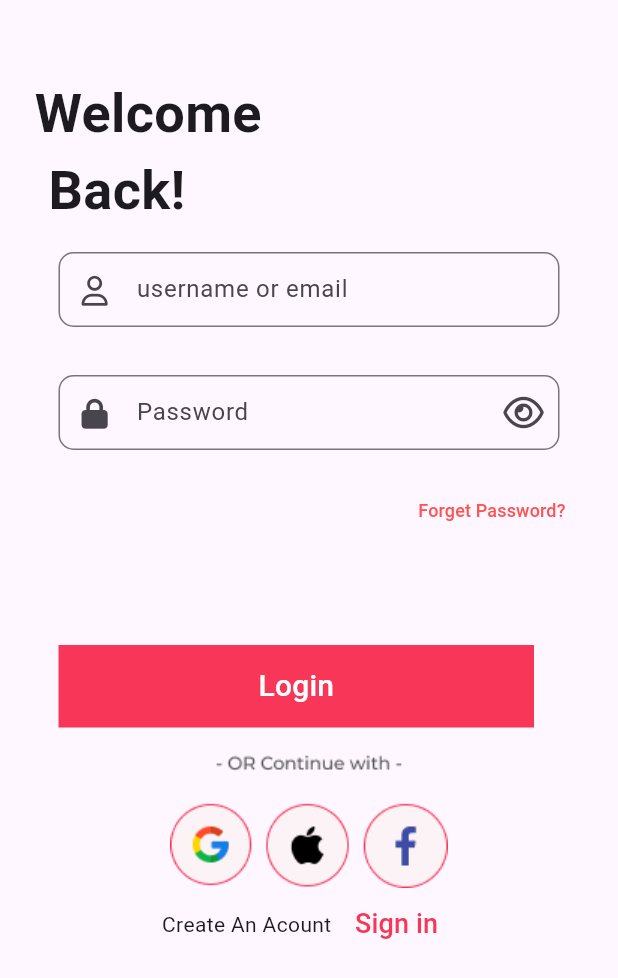
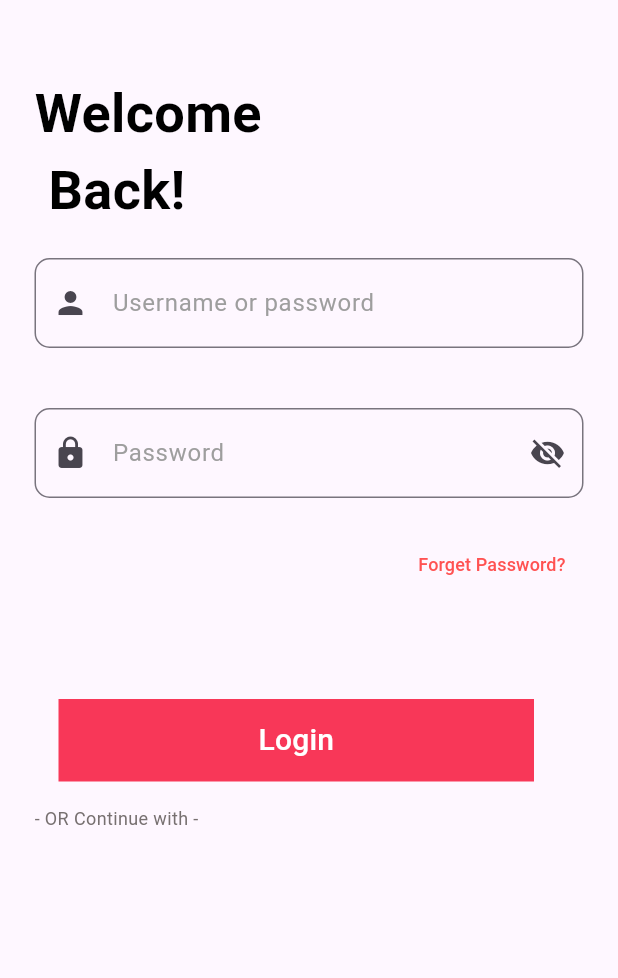
Before and after one commit to kerollos-eid1/UI-shopping, a Flutter app: the screen it shows after launch, after a tap on "Skip", on a phone screen of 412 x 824 dp. Shown: the top 978 px of the screen. Run offline on Flutter 3.47's test engine with Material 3 defaults, Android fonts, the phone set to English and light mode, and no system bars; our stand-ins replace go_router.

Commit message:
refactor all file and create sign up screen

```diff
--- a/lib/core/utils/App_router.dart
+++ b/lib/core/utils/App_router.dart
@@ -1,5 +1,7 @@
 import 'package:go_router/go_router.dart';
+import 'package:ui_shop/feature/Login/presentation/views/forget_pass.dart';
 import 'package:ui_shop/feature/Login/presentation/views/login.dart';
+import 'package:ui_shop/feature/Login/presentation/views/sign_up.dart';
 
 import 'package:ui_shop/feature/splash/presentation/views/Splash_View.dart';
 
@@ -8,6 +10,8 @@ import 'package:ui_shop/feature/splash/presentation/views/splash_veiw_frist.dart
 abstract class AppRouter {
   static const kSplashVeiwFrist = '/SplashVeiwFrist';
   static const kLoginPage = '/LoginPage';
+  static const kSignup='/SignUp';
+  static const kForgetPassword='/FprgetPassword';
   static final router = GoRouter(
     initialLocation: '/',
     routes: [
@@ -16,7 +20,18 @@ abstract class AppRouter {
         path: kSplashVeiwFrist,
         builder: (context, state) => SplashVeiwFrist(),
       ),
-      GoRoute(path: kLoginPage, builder: (context, state) => LoginPage()),
+      GoRoute(
+        path: kLoginPage,
+      builder: (context, state) => LoginPage(),
+      ),
+      GoRoute(
+        path: kSignup,
+      builder: (context, state) => SignUp(),
+      ),
+       GoRoute(
+        path: kForgetPassword,
+      builder: (context, state) => ForgetPassword(),
+      ),
     ],
   );
 }
--- /dev/null
+++ b/lib/feature/Login/presentation/view_model/custom_text.dart
@@ -0,0 +1,17 @@
+import 'package:flutter/material.dart';
+
+class CustomText extends StatelessWidget {
+  const CustomText({super.key, required this.text});
+  final String text;
+  @override
+  Widget build(BuildContext context) {
+    return Text(
+      text,
+      style: TextStyle(
+        fontSize: 36,
+        fontWeight: FontWeight.bold,
+        color: Colors.black,
+      ),
+    );
+  }
+}
--- /dev/null
+++ b/lib/feature/Login/presentation/view_model/custom_text_feild.dart
@@ -0,0 +1,44 @@
+import 'package:flutter/material.dart';
+
+class CustomTextFeild extends StatelessWidget {
+  const CustomTextFeild({
+    super.key,
+    required this.hintText,
+    required this.prefixIcon,
+    this.isPassword = false,
+    this.controller,
+    this.onSuffixTap,
+    this.obscureText = false,
+  });
+  final String hintText;
+  final IconData prefixIcon;
+  final bool isPassword;
+  final TextEditingController? controller;
+  final VoidCallback? onSuffixTap;
+  final bool obscureText;
+  @override
+  Widget build(BuildContext context) {
+    return Container(
+      margin: const EdgeInsets.symmetric(vertical: 20),
+      child: TextFormField(
+        controller: controller,
+        obscureText: obscureText,
+        decoration: InputDecoration(
+          hintText: hintText,
+          hintStyle: TextStyle(color: Colors.grey),
+          prefixIcon: Icon(prefixIcon),
+          suffixIcon: isPassword
+              ? IconButton(
+                  onPressed: onSuffixTap,
+                  icon: Icon(
+                    obscureText ? Icons.visibility_off : Icons.visibility,
+                  ),
+                )
+              : null,
+          border: OutlineInputBorder(borderRadius: BorderRadius.circular(10)),
+          contentPadding: EdgeInsets.symmetric(vertical: 18, horizontal: 16),
+        ),
+      ),
+    );
+  }
+}
--- a/lib/feature/Login/presentation/views/widgets/custom_contanier.dart
+++ b/lib/feature/Login/presentation/views/widgets/custom_contanier.dart
@@ -1,7 +1,7 @@
 import 'package:flutter/material.dart';
 
 class CustomContainer extends StatelessWidget {
-  const CustomContainer({super.key});
+  const CustomContainer({super.key, });
 
   @override
   Widget build(BuildContext context) {
--- a/lib/feature/Login/presentation/views/widgets/custom_text_feild.dart
+++ /dev/null
@@ -1,42 +0,0 @@
-
-import 'package:flutter/material.dart';
-import 'package:font_awesome_flutter/font_awesome_flutter.dart';
-
-class CustomTextFeild extends StatelessWidget {
-  const CustomTextFeild({super.key});
-
-  @override
-  Widget build(BuildContext context) {
-    return const Column(
-      children: [
-        Padding(
-          padding: EdgeInsets.all(16),
-          child: TextField(
-            decoration: InputDecoration(
-              border: OutlineInputBorder(
-                borderRadius: BorderRadius.all(Radius.circular(10)),
-              ),
-              hintText: 'username or email',
-              contentPadding: EdgeInsets.all(13),
-              prefixIcon: Icon(FontAwesomeIcons.user, size: 20),
-            ),
-          ),
-        ),
-        Padding(
-          padding: EdgeInsets.all(16),
-          child: TextField(
-            decoration: InputDecoration(
-              border: OutlineInputBorder(
-                borderRadius: BorderRadius.all(Radius.circular(10)),
-              ),
-              hintText: 'Password',
-              contentPadding: EdgeInsets.all(13),
-              prefixIcon: Icon(FontAwesomeIcons.lock, size: 20),
-              suffixIcon: Icon(FontAwesomeIcons.eye),
-            ),
-          ),
-        ),
-      ],
-    );
-  }
-}
--- a/lib/feature/Login/presentation/views/widgets/login_body.dart
+++ b/lib/feature/Login/presentation/views/widgets/login_body.dart
@@ -1,11 +1,20 @@
 import 'package:flutter/material.dart';
-import 'package:ui_shop/core/utils/asset_photo.dart';
-import 'package:ui_shop/core/utils/style.dart';
+import 'package:go_router/go_router.dart';
+import 'package:ui_shop/core/utils/App_router.dart';
+import 'package:ui_shop/feature/Login/presentation/view_model/custom_text.dart';
+import 'package:ui_shop/feature/Login/presentation/view_model/custom_text_feild.dart';
 import 'package:ui_shop/feature/Login/presentation/views/widgets/custom_contanier.dart';
-import 'package:ui_shop/feature/Login/presentation/views/widgets/custom_text_feild.dart';
 
-class LoginBody extends StatelessWidget {
+// ignore: must_be_immutable
+class LoginBody extends StatefulWidget {
   const LoginBody({super.key});
+
+  @override
+  State<LoginBody> createState() => _LoginBodyState();
+}
+
+class _LoginBodyState extends State<LoginBody> {
+  bool _obscurePassword = true;
 
   @override
   Widget build(BuildContext context) {
@@ -16,14 +25,30 @@ class LoginBody extends StatelessWidget {
         children: [
           Padding(
             padding: const EdgeInsets.only(top: 50),
-            child: Text('Welcome\n Back!', style: Styles.textStyles36),
+            child: CustomText(text: 'Welcome\n Back!'),
           ),
-          const CustomTextFeild(),
+          CustomTextFeild(
+            hintText: 'Username or password',
+            prefixIcon: Icons.person,
+          ),
+          CustomTextFeild(
+            hintText: 'Password',
+            prefixIcon: Icons.lock,
+            isPassword: true,
+            obscureText: _obscurePassword,
+            onSuffixTap: () {
+              setState(() {
+                _obscurePassword = !_obscurePassword;
+              });
+            },
+          ),
           Row(
             children: [
               Spacer(),
               TextButton(
-                onPressed: () {},
+                onPressed: () {
+                  GoRouter.of(context).push(AppRouter.kForgetPassword);
+                },
                 child: Text(
                   'Forget Password?',
                   style: TextStyle(color: Colors.redAccent, fontSize: 12),
@@ -34,38 +59,28 @@ class LoginBody extends StatelessWidget {
 
           const SizedBox(height: 50),
           CustomContainer(),
-          iconcontact(),
+          ContactMe(),
         ],
       ),
     );
   }
 }
 
-class iconcontact extends StatelessWidget {
-  const iconcontact({super.key});
+class ContactMe extends StatelessWidget {
+  const ContactMe({super.key});
 
   @override
   Widget build(BuildContext context) {
     return Column(
       children: [
-        Row(
-          mainAxisAlignment: MainAxisAlignment.center,
-          children: [Image.asset(AssetPhoto.GoodleSignIn)],
+        Text(
+          '- OR Continue with -',
+          style: TextStyle(
+            fontSize: 12,
+            color: const Color.fromARGB(255, 119, 112, 112),
+          ),
         ),
 
-        Row(
-          mainAxisAlignment: MainAxisAlignment.center,
-          children: [
-            Text('Create An Acount\t'),
-            TextButton(
-              onPressed: () {},
-              child: Text(
-                'Sign in',
-                style: TextStyle(color: Color(0xffF83758), fontSize: 18),
-              ),
-            ),
-          ],
-        ),
       ],
     );
   }
--- a/lib/main.dart
+++ b/lib/main.dart
@@ -12,6 +12,7 @@ class ShoppingApp extends StatelessWidget {
   @override
   Widget build(BuildContext context) {
     return MaterialApp.router(
+      color: Color(0xffF5F5F5),
       routerConfig: AppRouter.router,
       debugShowCheckedModeBanner: false,
     );
```
Also changed, not shown: lib/feature/Login/presentation/views/forget_pass.dart (added, +12 -0 lines), lib/feature/Login/presentation/views/sign_up.dart (added, +11 -0 lines), lib/feature/Login/presentation/views/widgets/signup_body.dart (added, +61 -0 lines), lib/feature/Login/presentation/views/widgets/Text_feild_sign.dart (added).
